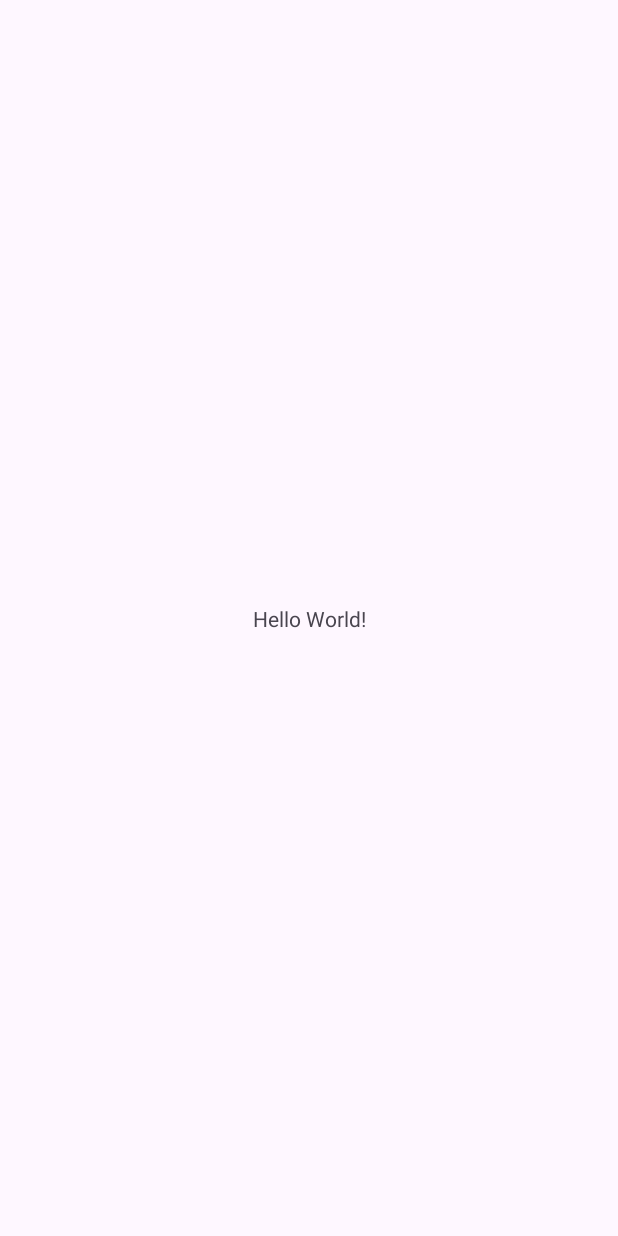
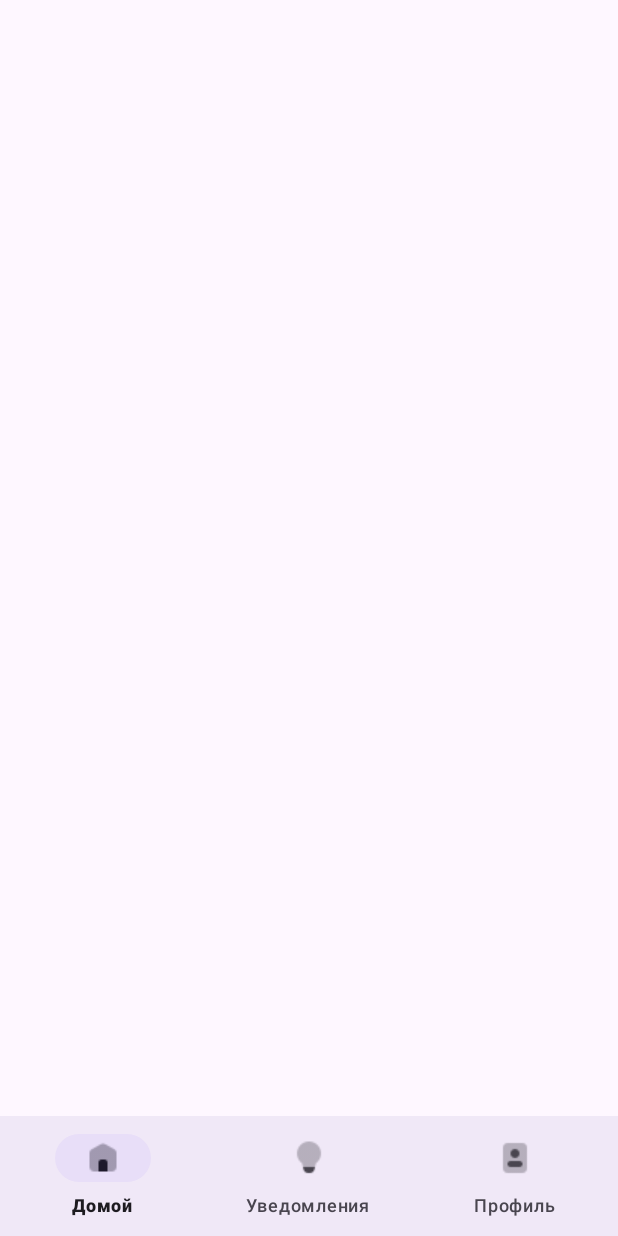
Before and after one commit to Vex1re/CTT, an Android app: the screen it shows after launch (MainActivity), on a phone screen of 412 x 824 dp. Before the commit the screen is almost empty. Run offline under Robolectric (Android 15) with nearby library versions, the phone set to English and light mode, and no system bars; our stand-ins replace CircleImageView.

Commit message:
Down hot bar

```diff
--- /dev/null
+++ b/app/src/main/java/space/krokodilich/ctt/HomeFragment.java
@@ -0,0 +1,8 @@
+package space.krokodilich.ctt;
+
+import androidx.fragment.app.Fragment;
+
+public class HomeFragment extends Fragment{
+
+
+}
--- a/app/src/main/java/space/krokodilich/ctt/MainActivity.java
+++ b/app/src/main/java/space/krokodilich/ctt/MainActivity.java
@@ -1,24 +1,62 @@
 package space.krokodilich.ctt;
 
 import android.os.Bundle;
+import android.view.MenuItem;
 
-import androidx.activity.EdgeToEdge;
+import com.google.android.material.bottomnavigation.BottomNavigationView;
+
+import androidx.annotation.NonNull;
+import androidx.annotation.Nullable;
 import androidx.appcompat.app.AppCompatActivity;
-import androidx.core.graphics.Insets;
-import androidx.core.view.ViewCompat;
-import androidx.core.view.WindowInsetsCompat;
+import androidx.fragment.app.Fragment;
+import androidx.fragment.app.FragmentManager;
+import androidx.fragment.app.FragmentTransaction;
 
 public class MainActivity extends AppCompatActivity {
 
     @Override
     protected void onCreate(Bundle savedInstanceState) {
         super.onCreate(savedInstanceState);
-        EdgeToEdge.enable(this);
         setContentView(R.layout.activity_main);
-        ViewCompat.setOnApplyWindowInsetsListener(findViewById(R.id.main), (v, insets) -> {
-            Insets systemBars = insets.getInsets(WindowInsetsCompat.Type.systemBars());
-            v.setPadding(systemBars.left, systemBars.top, systemBars.right, systemBars.bottom);
-            return insets;
-        });
+
+        BottomNavigationView bottomNavigationView = findViewById(R.id.nav_view);
+        bottomNavigationView.setOnNavigationItemSelectedListener(navListener);
+
+        if (savedInstanceState == null) {
+            getSupportFragmentManager().beginTransaction()
+                    .replace(R.id.fragment_container, new HomeFragment())
+                    .commit();
+        }
     }
+
+    private final BottomNavigationView.OnNavigationItemSelectedListener navListener =
+            new BottomNavigationView.OnNavigationItemSelectedListener() {
+                @Override
+                public boolean onNavigationItemSelected(@NonNull MenuItem item) {
+                    Fragment selectedFragment = getFragment(item);
+
+                    if (selectedFragment != null) {
+                        getSupportFragmentManager().beginTransaction()
+                                .replace(R.id.fragment_container, selectedFragment)
+                                .commit();
+                        return true;
+                    }
+                    return false;
+                }
+
+                @Nullable
+                private Fragment getFragment(@NonNull MenuItem item) {
+                    Fragment selectedFragment = null;
+
+                    int itemId = item.getItemId();
+                    if (itemId == R.id.navigation_home) {
+                        selectedFragment = new HomeFragment();
+                    } else if (itemId == R.id.navigation_notifications) {
+                        selectedFragment = new NotificationsFragment();
+                    } else if (itemId == R.id.navigation_profile) {
+                        selectedFragment = new ProfileFragment();
+                    }
+                    return selectedFragment;
+                }
+            };
 }
--- /dev/null
+++ b/app/src/main/java/space/krokodilich/ctt/NotificationsFragment.java
@@ -0,0 +1,6 @@
+package space.krokodilich.ctt;
+
+import androidx.fragment.app.Fragment;
+
+public class NotificationsFragment extends Fragment {
+}
--- a/app/src/main/java/space/krokodilich/ctt/Post.java
+++ b/app/src/main/java/space/krokodilich/ctt/Post.java
@@ -1,5 +1,6 @@
 package space.krokodilich.ctt;
 
 public class Post {
+    String name;
 
 }
--- /dev/null
+++ b/app/src/main/java/space/krokodilich/ctt/ProfileFragment.java
@@ -0,0 +1,6 @@
+package space.krokodilich.ctt;
+
+import androidx.fragment.app.Fragment;
+
+public class ProfileFragment extends Fragment {
+}
--- a/app/src/main/res/layout/activity_main.xml
+++ b/app/src/main/res/layout/activity_main.xml
@@ -1,5 +1,5 @@
 <?xml version="1.0" encoding="utf-8"?>
-<androidx.constraintlayout.widget.ConstraintLayout xmlns:android="http://schemas.android.com/apk/res/android"
+<RelativeLayout xmlns:android="http://schemas.android.com/apk/res/android"
     xmlns:app="http://schemas.android.com/apk/res-auto"
     xmlns:tools="http://schemas.android.com/tools"
     android:id="@+id/main"
@@ -7,13 +7,18 @@
     android:layout_height="match_parent"
     tools:context=".MainActivity">
 
-    <TextView
-        android:layout_width="wrap_content"
+    <FrameLayout
+        android:id="@+id/fragment_container"
+        android:layout_width="match_parent"
+        android:layout_height="match_parent"
+        android:layout_above="@+id/nav_view" />
+
+    <com.google.android.material.bottomnavigation.BottomNavigationView
+        android:id="@+id/nav_view"
+        android:layout_width="match_parent"
         android:layout_height="wrap_content"
-        android:text="Hello World!"
-        app:layout_constraintBottom_toBottomOf="parent"
-        app:layout_constraintEnd_toEndOf="parent"
-        app:layout_constraintStart_toStartOf="parent"
-        app:layout_constraintTop_toTopOf="parent" />
+        android:layout_alignParentBottom="true"
+        android:background="?android:attr/windowBackground"
+        app:menu="@menu/bottom_nav_menu" />
 
-</androidx.constraintlayout.widget.ConstraintLayout>
+</RelativeLayout>
--- /dev/null
+++ b/app/src/main/res/menu/bottom_nav_menu.xml
@@ -0,0 +1,22 @@
+<?xml version="1.0" encoding="utf-8"?>
+<menu xmlns:android="http://schemas.android.com/apk/res/android">
+
+    <item
+        android:id="@+id/navigation_home"
+        android:enabled="true"
+        android:icon="@drawable/home_24"
+        android:title="@string/title_home" />
+
+    <item
+        android:id="@+id/navigation_notifications"
+        android:enabled="true"
+        android:icon="@drawable/notifications_24"
+        android:title="@string/title_notifications" />
+
+    <item
+        android:id="@+id/navigation_profile"
+        android:enabled="true"
+        android:icon="@drawable/profie_24"
+        android:title="@string/title_profile" />
+
+</menu>
--- a/app/src/main/res/values/strings.xml
+++ b/app/src/main/res/values/strings.xml
@@ -1,3 +1,7 @@
+<?xml version="1.0" encoding="utf-8"?>
 <resources>
-    <string name="app_name">CTT</string>
+    <string name="app_name">My Application</string>
+    <string name="title_home">Домой</string>
+    <string name="title_notifications">Уведомления</string>
+    <string name="title_profile">Профиль</string>
 </resources>
```
Also changed, not shown: app/src/main/res/drawable/home_24.png (added), app/src/main/res/drawable/notifications_24.png (added), app/src/main/res/drawable/profie_24.png (added), app/src/main/res/menu/bottom_navigation_menu.xml (line endings or trailing spaces).
